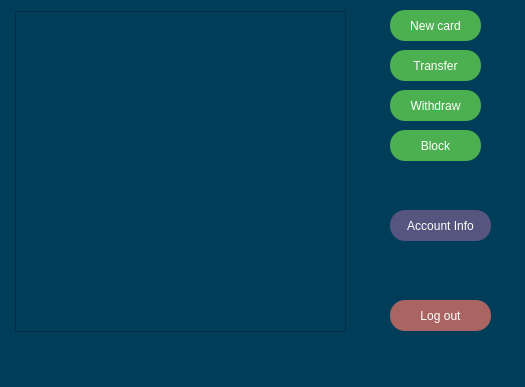
Above: modules/view/depositmanager.ui from ZhekLu/financial-system before the change. Below: the same form after it.
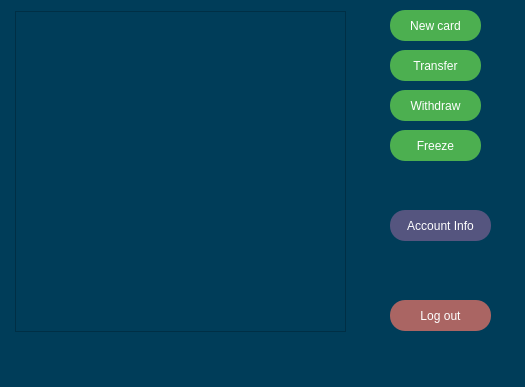
That is the form after the change.

The edit to the form file:
```diff
--- a/modules/view/depositmanager.ui
+++ b/modules/view/depositmanager.ui
@@ -170,7 +170,7 @@
 }</string>
     </property>
     <property name="text">
-     <string>Block</string>
+     <string>Freeze</string>
     </property>
    </widget>
    <widget class="QPushButton" name="man_log_but_5">
```
Left out of the diff: 2 changed lines with no effect on the pictures.
